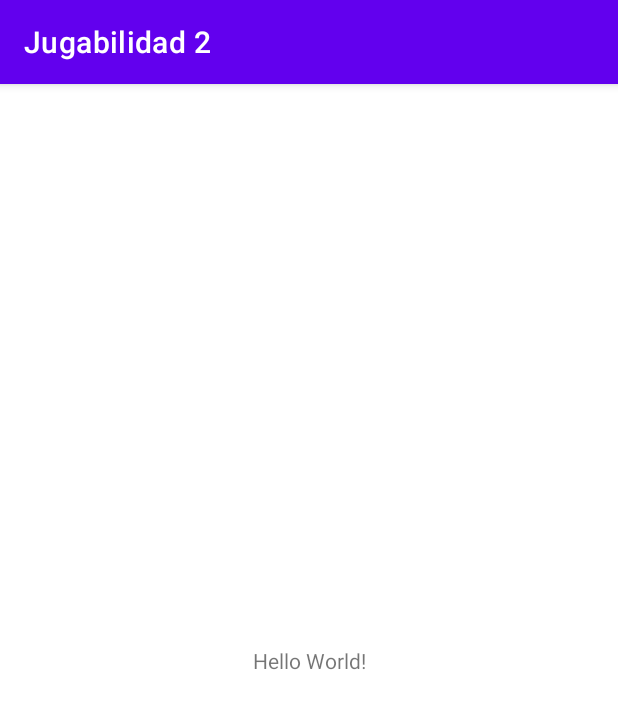
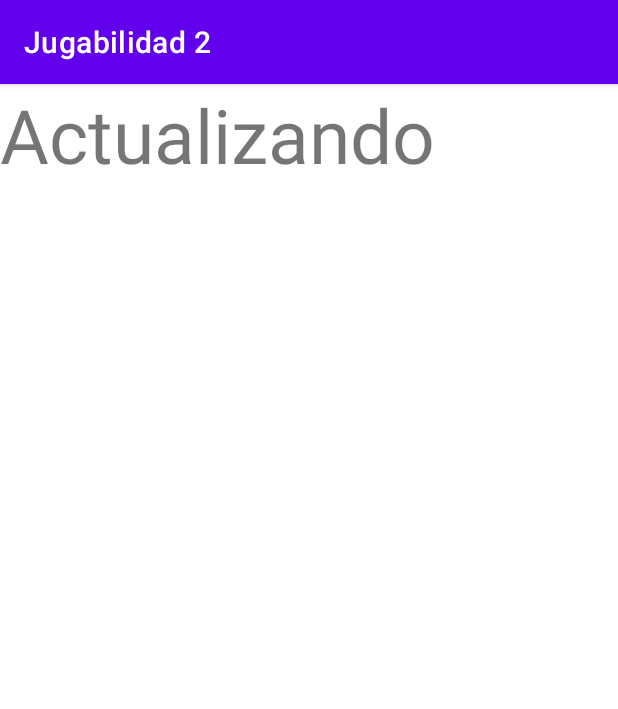
Before and after one commit to Alxx16/Proyecto-Jugabilidad-2, an Android app: the screen it shows after launch (MainActivity), on a phone screen of 412 x 824 dp. Shown: the top 709 px of the screen. Run offline under Robolectric (Android 15) with nearby library versions, the phone set to English and light mode, and no system bars.

Commit message:
Actualizando

```diff
--- a/app/src/main/res/layout/activity_main.xml
+++ b/app/src/main/res/layout/activity_main.xml
@@ -1,5 +1,5 @@
 <?xml version="1.0" encoding="utf-8"?>
-<androidx.constraintlayout.widget.ConstraintLayout xmlns:android="http://schemas.android.com/apk/res/android"
+<LinearLayout xmlns:android="http://schemas.android.com/apk/res/android"
     xmlns:app="http://schemas.android.com/apk/res-auto"
     xmlns:tools="http://schemas.android.com/tools"
     android:layout_width="match_parent"
@@ -7,12 +7,11 @@
     tools:context=".MainActivity">
 
     <TextView
-        android:layout_width="wrap_content"
+        android:layout_width="match_parent"
         android:layout_height="wrap_content"
-        android:text="Hello World!"
-        app:layout_constraintBottom_toBottomOf="parent"
-        app:layout_constraintLeft_toLeftOf="parent"
-        app:layout_constraintRight_toRightOf="parent"
-        app:layout_constraintTop_toTopOf="parent" />
+        android:text="Actualizando"
+        android:textSize="50dp"/>
 
-</androidx.constraintlayout.widget.ConstraintLayout>
+
+
+</LinearLayout>
```
